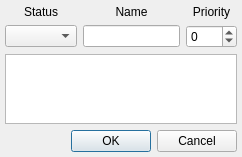
xnamed/vacuum-im, file src/plugins/statuschanger/modifystatusdialog.ui: the form before one commit.
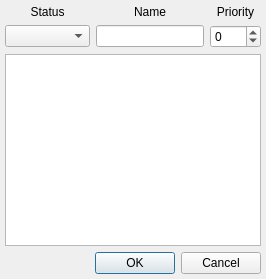
The form after the commit.

The edit to the form file:
```diff
--- a/src/plugins/statuschanger/modifystatusdialog.ui
+++ b/src/plugins/statuschanger/modifystatusdialog.ui
@@ -10,6 +10,12 @@
     <height>148</height>
    </rect>
   </property>
+  <property name="sizePolicy">
+   <sizepolicy hsizetype="MinimumExpanding" vsizetype="MinimumExpanding">
+    <horstretch>0</horstretch>
+    <verstretch>0</verstretch>
+   </sizepolicy>
+  </property>
   <property name="windowTitle">
    <string>Modify Status</string>
   </property>
@@ -77,13 +83,33 @@
       </widget>
      </item>
      <item row="1" column="0">
-      <widget class="QComboBox" name="cmbShow"/>
+      <widget class="QComboBox" name="cmbShow">
+       <property name="sizePolicy">
+        <sizepolicy hsizetype="MinimumExpanding" vsizetype="Fixed">
+         <horstretch>0</horstretch>
+         <verstretch>0</verstretch>
+        </sizepolicy>
+       </property>
+      </widget>
      </item>
      <item row="1" column="1">
-      <widget class="QLineEdit" name="lneName"/>
+      <widget class="QLineEdit" name="lneName">
+       <property name="sizePolicy">
+        <sizepolicy hsizetype="MinimumExpanding" vsizetype="Fixed">
+         <horstretch>0</horstretch>
+         <verstretch>0</verstretch>
+        </sizepolicy>
+       </property>
+      </widget>
      </item>
      <item row="1" column="2">
       <widget class="QSpinBox" name="spbPriority">
+       <property name="sizePolicy">
+        <sizepolicy hsizetype="Maximum" vsizetype="Fixed">
+         <horstretch>0</horstretch>
+         <verstretch>0</verstretch>
+        </sizepolicy>
+       </property>
        <property name="minimum">
         <number>-127</number>
        </property>
@@ -96,6 +122,12 @@
    </item>
    <item>
     <widget class="QPlainTextEdit" name="pteText">
+     <property name="sizePolicy">
+      <sizepolicy hsizetype="MinimumExpanding" vsizetype="MinimumExpanding">
+       <horstretch>0</horstretch>
+       <verstretch>0</verstretch>
+      </sizepolicy>
+     </property>
      <property name="tabChangesFocus">
       <bool>true</bool>
      </property>
@@ -103,6 +135,12 @@
    </item>
    <item>
     <widget class="QDialogButtonBox" name="dbbButtons">
+     <property name="sizePolicy">
+      <sizepolicy hsizetype="MinimumExpanding" vsizetype="Maximum">
+       <horstretch>0</horstretch>
+       <verstretch>0</verstretch>
+      </sizepolicy>
+     </property>
      <property name="standardButtons">
       <set>QDialogButtonBox::Cancel|QDialogButtonBox::Ok</set>
      </property>
```
